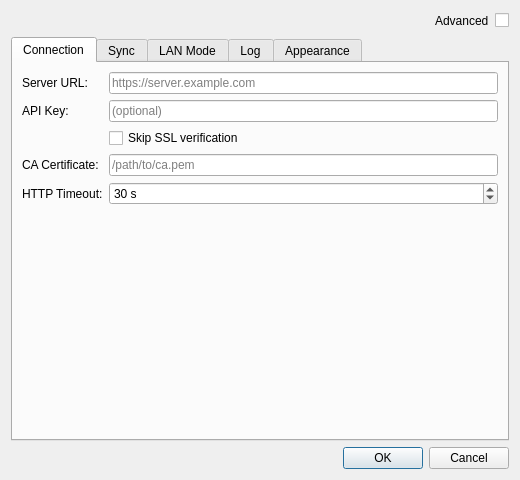
This is hsync_desktop/ui/settings_dialog.ui in albertsdk/hsync-desktop as Qt 5 draws it before an edit. The edited form follows.
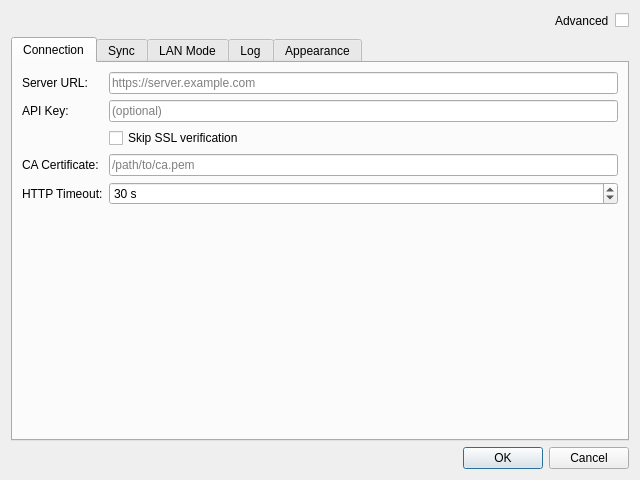
This is the edited form. Icons and pictures are not drawn.

```diff
--- a/hsync_desktop/ui/settings_dialog.ui
+++ b/hsync_desktop/ui/settings_dialog.ui
@@ -6,13 +6,13 @@
    <rect>
     <x>0</x>
     <y>0</y>
-    <width>520</width>
+    <width>640</width>
     <height>480</height>
    </rect>
   </property>
   <property name="minimumSize">
    <size>
-    <width>520</width>
+    <width>580</width>
     <height>400</height>
    </size>
   </property>
```
